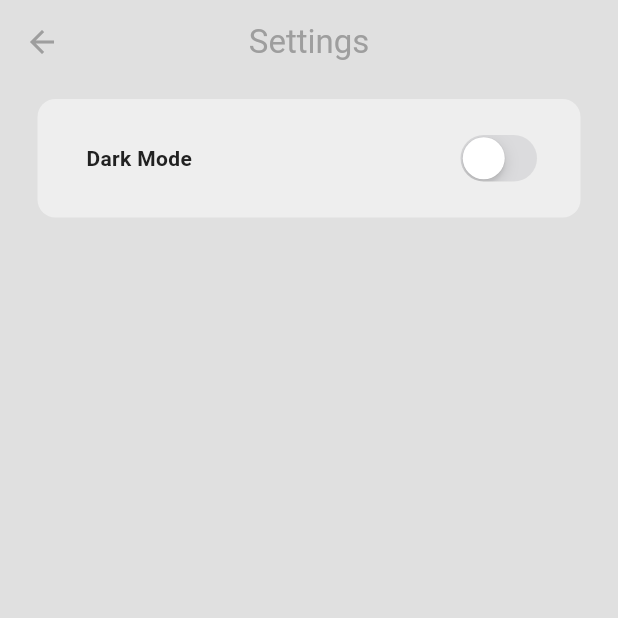
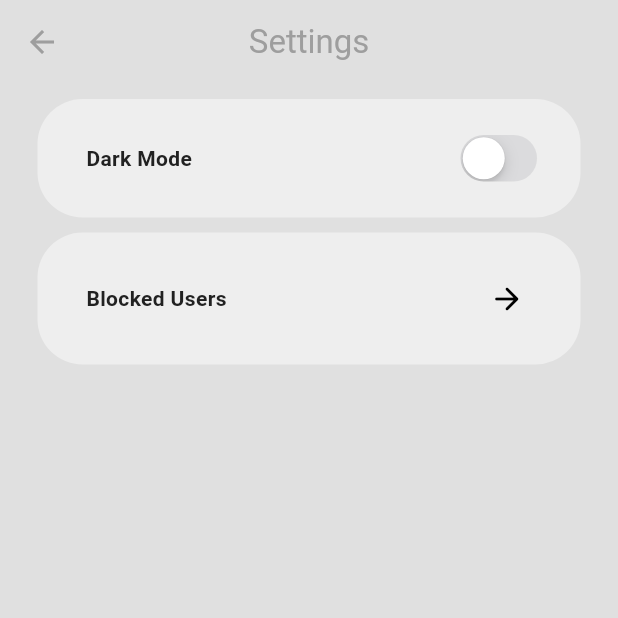
Before and after one commit to Darrylwin/minimal_chat, a Flutter app: the screen it shows once a user with an empty profile is signed in, in the side drawer, after a tap on "S E T T I N G S", on a phone screen of 412 x 824 dp, the top half of it. Run offline on Flutter 3.47's test engine with Material 3 defaults, Android fonts, the phone set to English and light mode, and no system bars; our stand-ins replace cloud_firestore, firebase_auth, firebase_core; accounts and stored records are empty.

Commit message:
go to blocked users page

```diff
--- a/lib/pages/setings_page.dart
+++ b/lib/pages/setings_page.dart
@@ -56,10 +56,11 @@ class SettingsPage extends StatelessWidget {
             constraints: const BoxConstraints(maxWidth: 600),
             child: Column(
               children: [
+                // dark mode
                 Container(
                   decoration: BoxDecoration(
                     color: Theme.of(context).colorScheme.secondary,
-                    borderRadius: BorderRadius.circular(12),
+                    borderRadius: BorderRadius.circular(30),
                   ),
                   margin: const EdgeInsets.only(left: 25, top: 10, right: 25),
                   padding: const EdgeInsets.only(
@@ -87,6 +88,41 @@ class SettingsPage extends StatelessWidget {
                       ),
                     ],
                   ),
+                ),
+
+                //blocked users
+                Container(
+                  decoration: BoxDecoration(
+                    color: Theme.of(context).colorScheme.secondary,
+                    borderRadius: BorderRadius.circular(30),
+                  ),
+                  margin: const EdgeInsets.only(left: 25, top: 10, right: 25),
+                  padding: const EdgeInsets.only(
+                      left: 25, right: 25, top: 20, bottom: 20),
+                  child: Row(
+                    mainAxisAlignment: MainAxisAlignment.spaceBetween,
+                    children: [
+                      // title
+                      Text(
+                        '  Blocked Users',
+                        style: TextStyle(
+                            fontWeight: FontWeight.bold,
+                            color:
+                                Theme.of(context).colorScheme.inversePrimary),
+                      ),
+
+                      // button to go to blocked users page
+                      IconButton(
+                        onPressed: () => Navigator.push(
+                          context,
+                          MaterialPageRoute(
+                            builder: (context) => BlockedUsersPage(),
+                          ),
+                        ),
+                        icon: Icon(Icons.arrow_forward_rounded),
+                      ),
+                    ],
+                  ),
                 )
               ],
             ),
```
